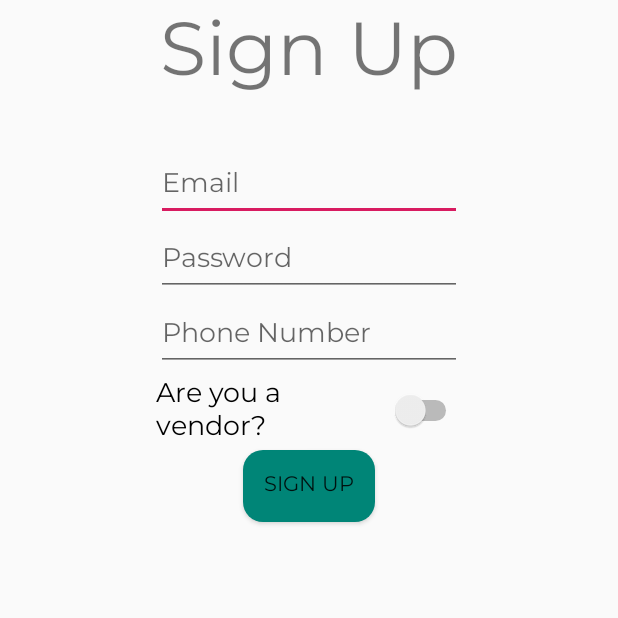
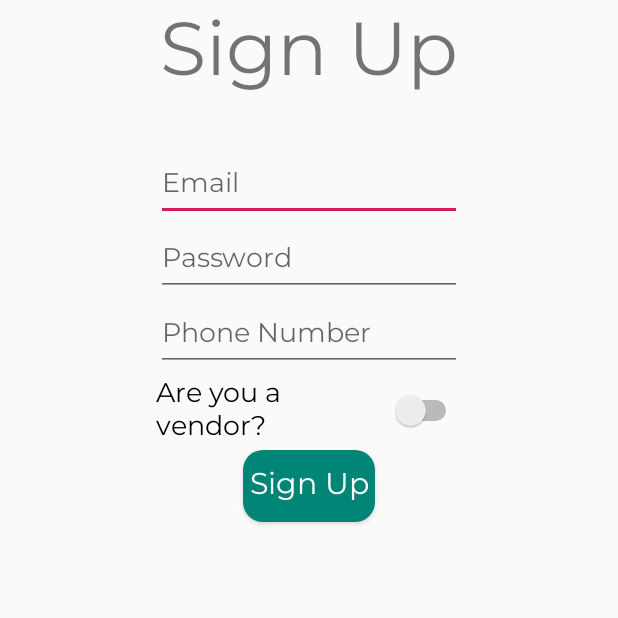
Before and after one commit to apgearhart1/Vend_, an Android app: the signup screen opened directly, with no data from a screen before it, on a phone screen of 412 x 824 dp, the top half of it. Run offline under Robolectric (Android 15) with nearby library versions, the phone set to English and light mode, and no system bars; our stand-ins replace Firebase (no records; nobody signed in at launch, a user with empty details on screens opened directly).

Commit message:
more signup gui

```diff
--- a/app/src/main/res/layout/activity_signup.xml
+++ b/app/src/main/res/layout/activity_signup.xml
@@ -60,6 +60,9 @@
         android:background="@drawable/buttonshape"
         android:text="Sign Up"
         android:layout_marginTop="300dp"
+        android:textColor="@android:color/white"
+        android:textSize="20sp"
+        android:textAllCaps="false"
         app:layout_anchor="@+id/include"
         app:layout_anchorGravity="top|center" />
 
```
